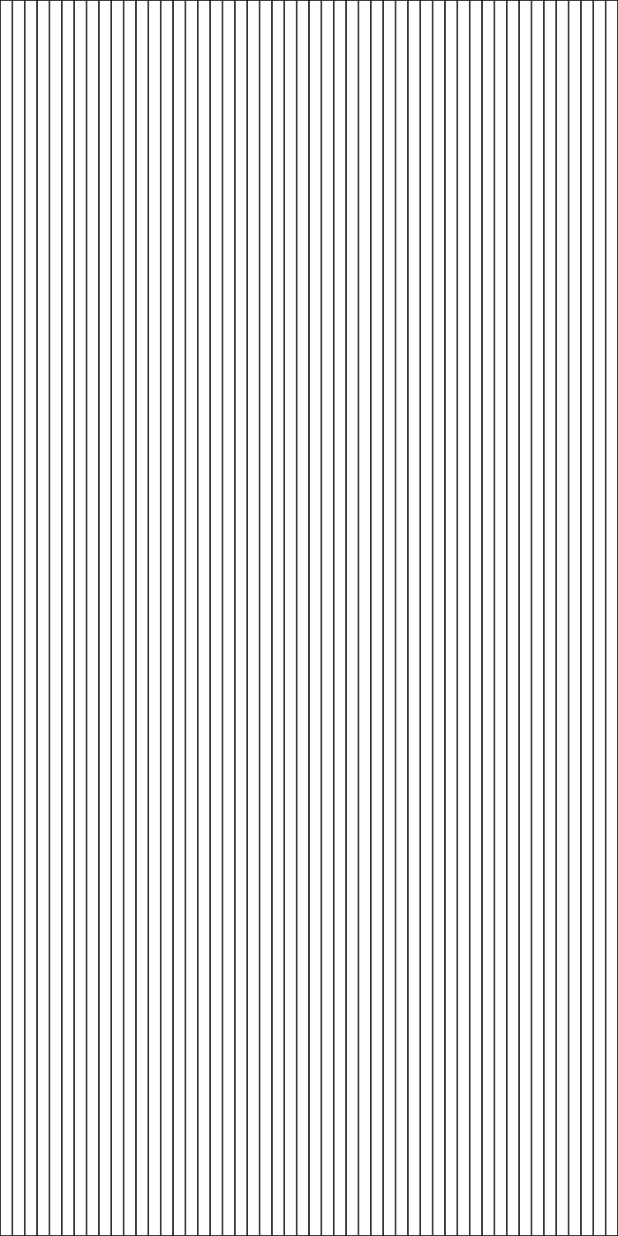
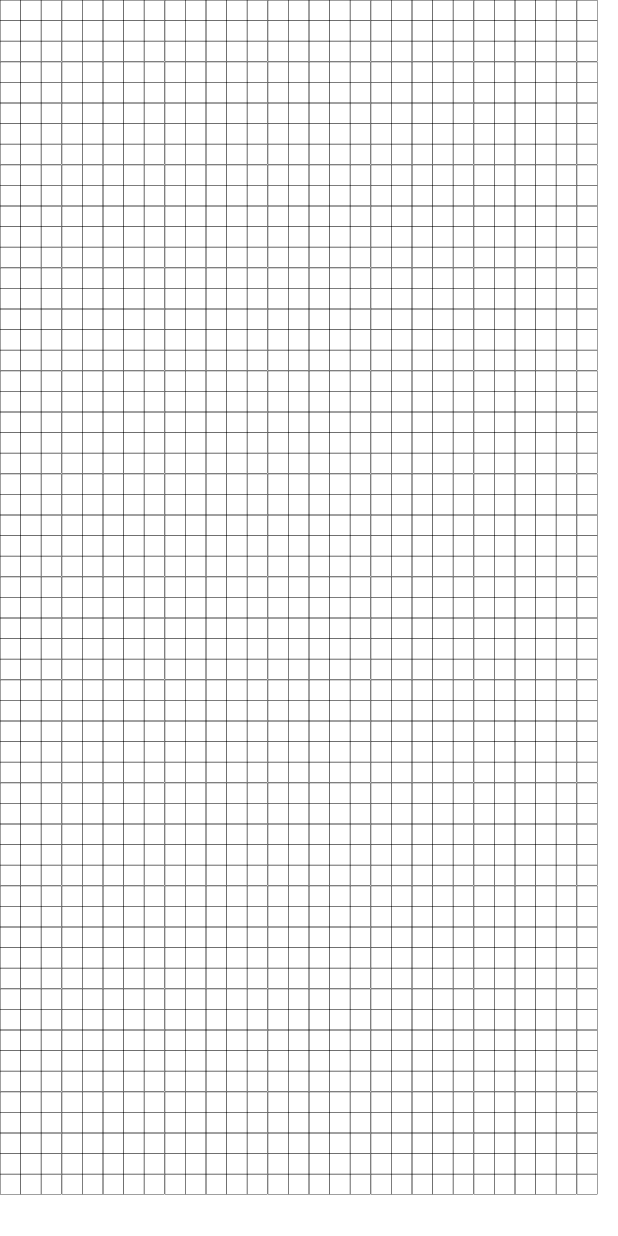
Before and after one commit to Sahil-Programme/game_of_life, a Flutter app: the screen it shows after launch, on a phone screen of 412 x 824 dp. Run offline on Flutter 3.47's test engine with Material 2 defaults, Android fonts, the phone set to English and light mode, and no system bars.

Commit message:
generated the matrix

```diff
--- a/lib/main.dart
+++ b/lib/main.dart
@@ -20,34 +20,68 @@
 class MyHomePage extends StatelessWidget {
   const MyHomePage({Key? key, required this.title}) : super(key: key);
   final String title;
-
   @override
   Widget build(BuildContext context) {
     return Scaffold(
       backgroundColor: Colors.white,
-      body: LayoutBuilder(
-        builder: (ctx, constraint) {
-          late List<Container> list = [];
-          for (double x = 0;
-              x < constraint.maxWidth;
-              x = x + constraint.maxWidth / 50) {
-            list.add(
-              Container(
-                width: constraint.maxWidth / 50,
-                height: constraint.maxHeight,
-                decoration: BoxDecoration(
-                  border: Border.all(
-                    color: Colors.black,
-                    width: 0.5,
-                  ),
-                ),
-              ),
-            );
-          }
-          return Row(
+      body: LayoutBuilder(builder: (ctx, constraint) {
+        late final List<Widget> list = [];
+        late final List<Widget> col = [];
+        for (double i = 0;
+            i < constraint.maxWidth - constraint.maxWidth / 30;
+            i = i + constraint.maxWidth / 30) {
+          list.add(
+            Cell(
+                width: constraint.maxWidth / 30,
+                height: constraint.maxWidth / 30),
+          );
+        }
+        for (double i = 0;
+            i < constraint.maxHeight - constraint.maxHeight / 30;
+            i = i + constraint.maxWidth / 30) {
+          col.add(Row(
             children: list,
-          );
-        },
+          ));
+        }
+        return Center(
+          child: Column(
+            children: col,
+          ),
+        );
+      }),
+    );
+  }
+}
+
+class Cell extends StatefulWidget {
+  const Cell({
+    Key? key,
+    required this.width,
+    required this.height,
+  }) : super(key: key);
+  final double width;
+  final double height;
+
+  @override
+  State<Cell> createState() => _CellState();
+}
+
+class _CellState extends State<Cell> {
+  bool isPressed = false;
+  @override
+  Widget build(BuildContext context) {
+    return InkWell(
+      onTap: () {
+        setState(() {
+          isPressed = isPressed ? false : true;
+        });
+      },
+      child: Container(
+        width: widget.width,
+        height: widget.height,
+        decoration: BoxDecoration(
+            color: isPressed ? Colors.red : Colors.white,
+            border: Border.all(width: 0.25, color: Colors.black)),
       ),
     );
   }
```
